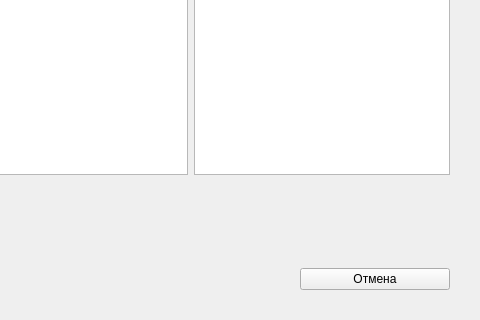
The window that gui/ticketpurchasewindow.ui (rkv04/test) describes before a commit, drawn with Qt 5; both pictures show x 640 to 1120 and y 449 to 769 of the 1120 by 769 pixel window.
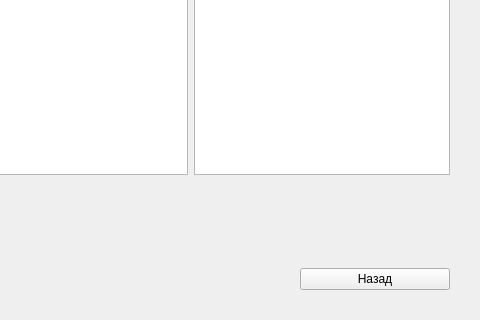
The same window after the commit.

What changed in the file:
```diff
--- a/gui/ticketpurchasewindow.ui
+++ b/gui/ticketpurchasewindow.ui
@@ -494,7 +494,7 @@
         </size>
        </property>
        <property name="text">
-        <string>Отмена</string>
+        <string>Назад</string>
        </property>
       </widget>
      </item>
```
Left out of the diff: 2 changed lines with no effect on the pictures.
